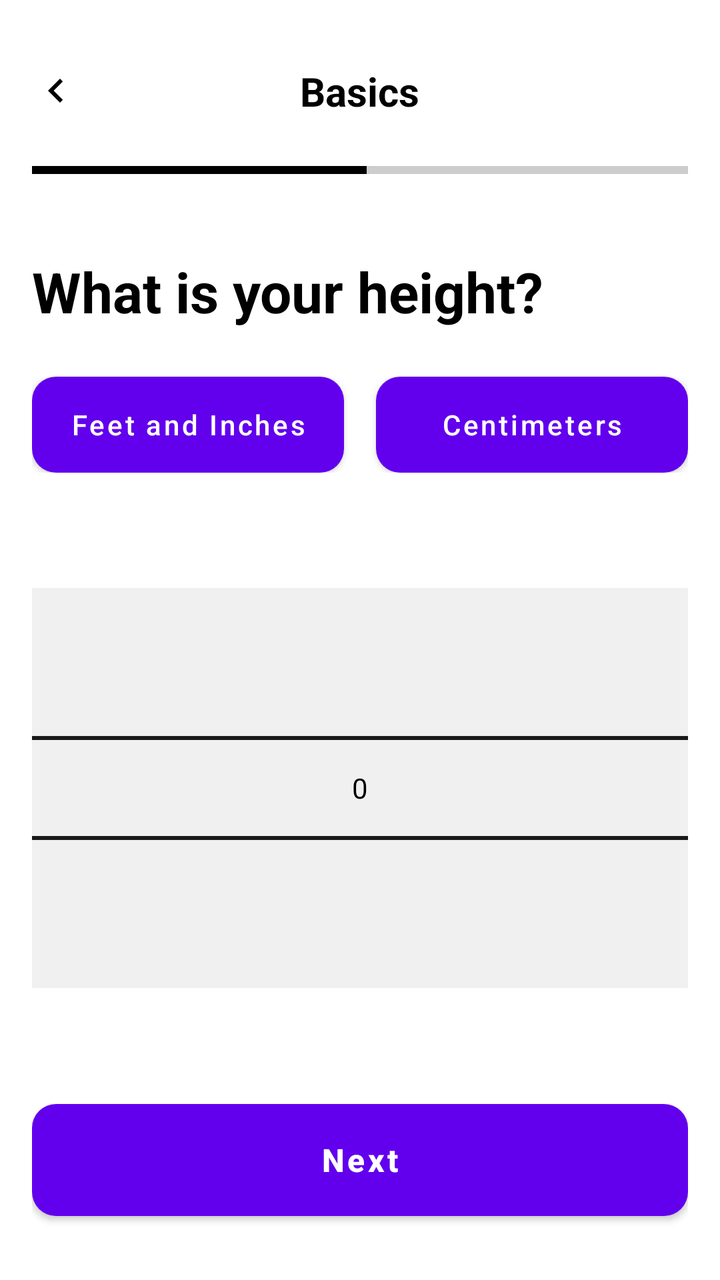
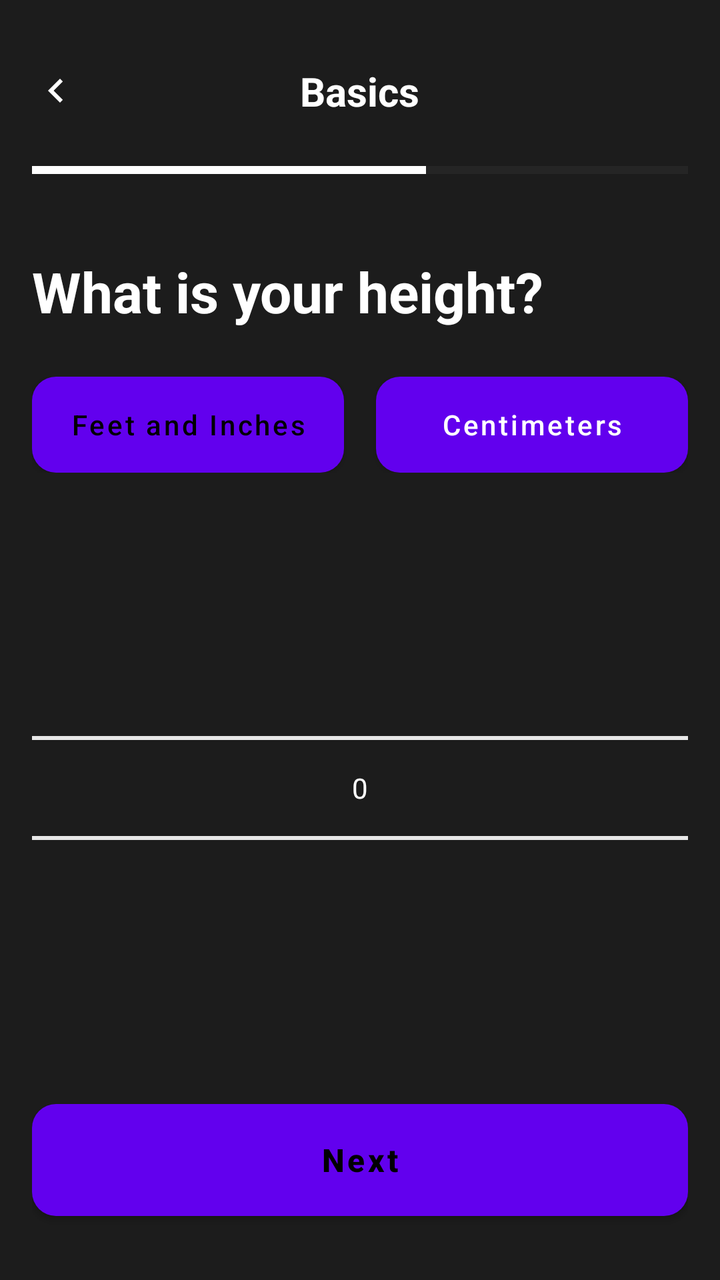

Compare the two renders of this Android layout. The source of the first and the diff that turns it into the second are given below.
<!-- AndroidManifest.xml: application theme Theme.fitbite -->
<!-- res/layout/activity_basics_height.xml -->
<?xml version="1.0" encoding="utf-8"?>
<LinearLayout xmlns:android="http://schemas.android.com/apk/res/android"
    xmlns:app="http://schemas.android.com/apk/res-auto"
    android:layout_width="match_parent"
    android:layout_height="match_parent"
    android:orientation="vertical"
    android:background="@color/backgroundPrimary"
    android:padding="16dp">

    <RelativeLayout
        android:layout_width="match_parent"
        android:layout_height="wrap_content"
        android:paddingVertical="16dp">

        <ImageView
            android:id="@+id/btnBack"
            android:layout_width="24dp"
            android:layout_height="24dp"
            android:layout_alignParentStart="true"
            android:layout_centerVertical="true"
            android:src="@drawable/ic_back_arrow"
	    app:tint="@color/textPrimary"
            android:contentDescription="Back" />

        <TextView
            android:layout_width="wrap_content"
            android:layout_height="wrap_content"
            android:layout_centerInParent="true"
            android:text="Basics"
            android:textColor="@color/textPrimary"
            android:textSize="20sp"
            android:textStyle="bold" />
    </RelativeLayout>

    <ProgressBar
        android:id="@+id/progressBar"
        style="?android:attr/progressBarStyleHorizontal"
        android:layout_width="match_parent"
        android:layout_height="4dp"
        android:layout_marginTop="8dp"
        android:progress="51"
        android:progressTint="@color/textPrimary"
        android:progressBackgroundTint="#404040" />

    <TextView
        android:layout_width="wrap_content"
        android:layout_height="wrap_content"
        android:layout_marginTop="40dp"
        android:text="What is your height?"
        android:textColor="@color/textPrimary"
        android:textSize="28sp"
        android:textStyle="bold" />

    <LinearLayout
        android:layout_width="match_parent"
        android:layout_height="wrap_content"
        android:layout_marginTop="24dp"
        android:orientation="horizontal"
        android:gravity="center">

        <Button
            android:id="@+id/btnFeetInches"
            android:layout_width="0dp"
            android:layout_height="48dp"
            android:layout_weight="1"
            android:layout_marginEnd="8dp"
            android:background="@drawable/button_enabled_background"
            android:text="Feet and Inches"
            android:textAllCaps="false"
            android:textColor="#FFFFFF"
            android:textSize="14sp" />

        <Button
            android:id="@+id/btnCentimeters"
            android:layout_width="0dp"
            android:layout_height="48dp"
            android:layout_weight="1"
            android:layout_marginStart="8dp"
            android:background="@drawable/button_disabled_background"
            android:text="Centimeters"
            android:textAllCaps="false"
            android:textColor="#FFFFFF"
            android:textSize="14sp" />
    </LinearLayout>

    <Space
        android:layout_width="match_parent"
        android:layout_height="0dp"
        android:layout_weight="1" />

    <NumberPicker
        android:id="@+id/heightPicker"
        android:layout_width="match_parent"
        android:layout_height="200dp"
        android:theme="@style/NumberPickerTheme" />

    <Space
        android:layout_width="match_parent"
        android:layout_height="0dp"
        android:layout_weight="1" />

    <Button
        android:id="@+id/btnNext"
        android:layout_width="match_parent"
        android:layout_height="56dp"
        android:layout_marginBottom="16dp"
        android:background="@drawable/button_enabled_background"
        android:text="Next"
        android:textAllCaps="false"
        android:textColor="#FFFFFF"
        android:textSize="16sp"
        android:textStyle="bold" />

</LinearLayout>
<!-- resources referenced by this layout -->
<resources>
  <color name="backgroundPrimary">#FFFFFF</color>
  <color name="textPrimary">#000000</color>
  <!-- drawable button_disabled_background (drawable) -->
  <shape xmlns:android="http://schemas.android.com/apk/res/android"
      android:shape="rectangle">
      <solid android:color="#666666" />
      <corners android:radius="12dp" />
  </shape>
  <!-- drawable button_enabled_background (drawable) -->
  <shape xmlns:android="http://schemas.android.com/apk/res/android"
      android:shape="rectangle">
      <solid android:color="#FFFFFF" />
      <corners android:radius="12dp" />
  </shape>
  <!-- drawable ic_back_arrow (drawable) -->
  <vector xmlns:android="http://schemas.android.com/apk/res/android"
      android:width="24dp"
      android:height="24dp"
      android:viewportWidth="24"
      android:viewportHeight="24">
      <path
          android:fillColor="#FFFFFF"
          android:pathData="M15.41,7.41L14,6l-6,6 6,6 1.41,-1.41L10.83,12z"/>
  </vector>
  <style name="NumberPickerTheme" parent="android:Widget">
  	<item name="android:textColorPrimary">@color/textPrimary</item>
      	<item name="android:textColorSecondary">@color/textSecondary</item>
      	<item name="colorControlNormal">@color/textPrimary</item>
      	<item name="android:background">@color/backgroundSecondary</item>
      </style>
  <style name="Theme.fitbite" parent="Theme.MaterialComponents.DayNight.NoActionBar">
          
          <item name="colorPrimary">@color/purple_500</item>
          <item name="colorPrimaryVariant">@color/purple_700</item>
          <item name="colorOnPrimary">@color/white</item>
          
          <item name="colorSecondary">@color/teal_200</item>
          <item name="colorSecondaryVariant">@color/teal_700</item>
          <item name="colorOnSecondary">@color/black</item>
          
          <item name="android:statusBarColor">?attr/colorPrimaryVariant</item>
          
      </style>
  <color name="textSecondary">#666666</color>
  <color name="backgroundSecondary">#F0F0F0</color>
  <color name="purple_500">#FF6200EE</color>
  <color name="purple_700">#FF3700B3</color>
  <color name="white">#FFFFFFFF</color>
  <color name="teal_200">#FF03DAC5</color>
  <color name="teal_700">#FF018786</color>
  <color name="black">#FF000000</color>
</resources>

<!-- the commit's change to res/layout/activity_basics_height.xml (unified diff, before → after) -->
@@ -1,10 +1,9 @@
 <?xml version="1.0" encoding="utf-8"?>
 <LinearLayout xmlns:android="http://schemas.android.com/apk/res/android"
-    xmlns:app="http://schemas.android.com/apk/res-auto"
     android:layout_width="match_parent"
     android:layout_height="match_parent"
     android:orientation="vertical"
-    android:background="@color/backgroundPrimary"
+    android:background="#1C1C1C"
     android:padding="16dp">
 
     <RelativeLayout
@@ -19,7 +18,6 @@
             android:layout_alignParentStart="true"
             android:layout_centerVertical="true"
             android:src="@drawable/ic_back_arrow"
-	    app:tint="@color/textPrimary"
             android:contentDescription="Back" />
 
         <TextView
@@ -27,7 +25,7 @@
             android:layout_height="wrap_content"
             android:layout_centerInParent="true"
             android:text="Basics"
-            android:textColor="@color/textPrimary"
+            android:textColor="#FFFFFF"
             android:textSize="20sp"
             android:textStyle="bold" />
     </RelativeLayout>
@@ -38,8 +36,8 @@
         android:layout_width="match_parent"
         android:layout_height="4dp"
         android:layout_marginTop="8dp"
-        android:progress="51"
-        android:progressTint="@color/textPrimary"
+        android:progress="60"
+        android:progressTint="#FFFFFF"
         android:progressBackgroundTint="#404040" />
 
     <TextView
@@ -47,7 +45,7 @@
         android:layout_height="wrap_content"
         android:layout_marginTop="40dp"
         android:text="What is your height?"
-        android:textColor="@color/textPrimary"
+        android:textColor="#FFFFFF"
         android:textSize="28sp"
         android:textStyle="bold" />
 
@@ -67,7 +65,7 @@
             android:background="@drawable/button_enabled_background"
             android:text="Feet and Inches"
             android:textAllCaps="false"
-            android:textColor="#FFFFFF"
+            android:textColor="#000000"
             android:textSize="14sp" />
 
         <Button
@@ -107,7 +105,7 @@
         android:background="@drawable/button_enabled_background"
         android:text="Next"
         android:textAllCaps="false"
-        android:textColor="#FFFFFF"
+        android:textColor="#000000"
         android:textSize="16sp"
         android:textStyle="bold" />
 
<!-- resource entries referenced after the edit -->
@@ -1,7 +1,5 @@
 <!-- resources referenced by this layout -->
 <resources>
-  <color name="backgroundPrimary">#FFFFFF</color>
-  <color name="textPrimary">#000000</color>
   <!-- drawable button_disabled_background (drawable) -->
   <shape xmlns:android="http://schemas.android.com/apk/res/android"
       android:shape="rectangle">
@@ -25,10 +23,10 @@
           android:pathData="M15.41,7.41L14,6l-6,6 6,6 1.41,-1.41L10.83,12z"/>
   </vector>
   <style name="NumberPickerTheme" parent="android:Widget">
-  	<item name="android:textColorPrimary">@color/textPrimary</item>
-      	<item name="android:textColorSecondary">@color/textSecondary</item>
-      	<item name="colorControlNormal">@color/textPrimary</item>
-      	<item name="android:background">@color/backgroundSecondary</item>
+          <item name="android:textColorPrimary">#FFFFFF</item>
+          <item name="android:textColorSecondary">#FFFFFF</item>
+          <item name="colorControlNormal">#FFFFFF</item>
+          <item name="android:background">#1C1C1C</item>
       </style>
   <style name="Theme.fitbite" parent="Theme.MaterialComponents.DayNight.NoActionBar">
           
@@ -43,8 +41,6 @@
           <item name="android:statusBarColor">?attr/colorPrimaryVariant</item>
           
       </style>
-  <color name="textSecondary">#666666</color>
-  <color name="backgroundSecondary">#F0F0F0</color>
   <color name="purple_500">#FF6200EE</color>
   <color name="purple_700">#FF3700B3</color>
   <color name="white">#FFFFFFFF</color>
